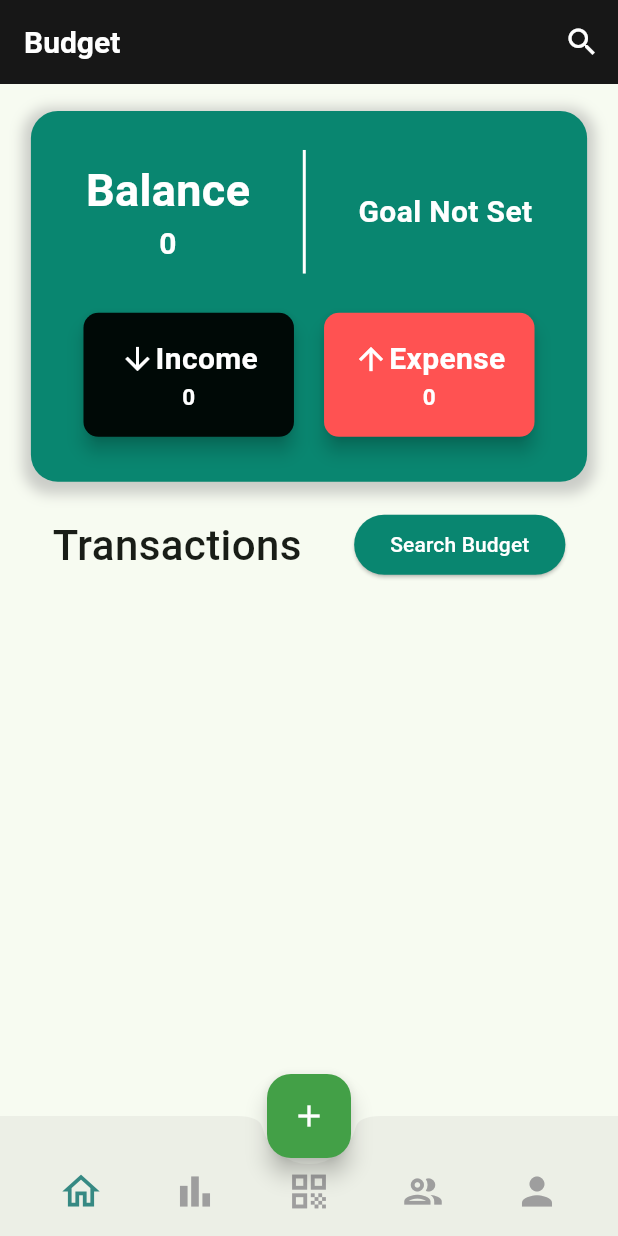
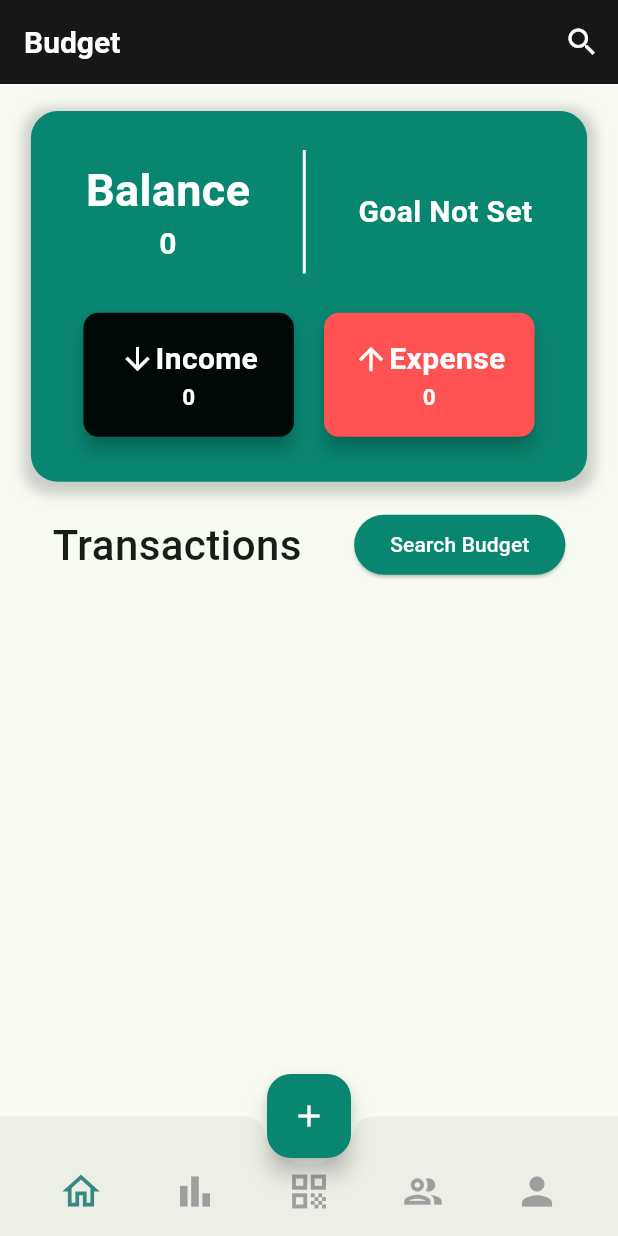
Before and after one commit to ahmaddioxide/ppocket, a Flutter app: the BottomNav screen opened directly, on a phone screen of 412 x 824 dp. Run offline on Flutter 3.47's test engine with Material 3 defaults, Android fonts, the phone set to English and light mode, and no system bars; our stand-ins replace cached_network_image, cloud_firestore, curved_navigation_bar, device_preview, firebase_auth, firebase_core and 4 more; missing offline and left inert: qr_code_scanner; accounts and stored records are empty.

Commit message:
debugged, Removed dollar signs, changed green color

```diff
--- a/lib/controllers/create_group_spending_controller.dart
+++ b/lib/controllers/create_group_spending_controller.dart
@@ -26,11 +26,15 @@ class CreateGroupSpendingController extends GetxController {
 
     if (splitType == 'equally') {
       final amountPerPerson = spendingAmount / group.members.length;
+
+      //2 decimal places from double to double
+      final amountPerPersonRounded = double.parse((amountPerPerson).toStringAsFixed(2));
+
       final List<Map<String, dynamic>> debtors = group.members
           .map(
             (member) => {
               'debtorID': member,
-              'amount': amountPerPerson,
+              'amount': amountPerPersonRounded,
               'debtStatus': payorId == member ? 'paid' : 'unpaid',
             },
           )
--- a/lib/views/bottom_navigation/bottom_nav.dart
+++ b/lib/views/bottom_navigation/bottom_nav.dart
@@ -1,4 +1,5 @@
 import 'package:flutter/material.dart';
+import 'package:ppocket/theme/app_colors.dart';
 import 'package:ppocket/views/budget_screens/add_budget_screen.dart';
 import 'package:ppocket/views/budget_screens/budget_home_screen.dart';
 import 'package:ppocket/views/group_spending_screen/group_spending.dart';
@@ -32,7 +33,7 @@ class _BottomState extends State<BottomNav> {
           Navigator.of(context)
               .push(MaterialPageRoute(builder: (context) => const AddBudget()));
         },
-        backgroundColor: Colors.green[600],
+        backgroundColor: AppColors.secondaryColor,
         child: const Icon(
           Icons.add,
           color: Colors.white,
--- a/lib/views/budget_screens/budget_goal.dart
+++ b/lib/views/budget_screens/budget_goal.dart
@@ -13,7 +13,6 @@ class BudgetGoalScreen extends StatelessWidget {
       appBar: AppBar(
         title: const Text('Budget Goal'),
       ),
-
       body: Padding(
         padding: const EdgeInsets.only(top: 20, left: 40, right: 40),
         child: Container(
@@ -78,7 +77,7 @@ class BudgetGoalScreen extends StatelessWidget {
                         ),
                       ),
                       SizedBox(height: 10),
-                       ],
+                    ],
                   ),
                 );
               }
--- a/lib/views/group_spending_details_screen/components/expense_detail_card_screen.dart
+++ b/lib/views/group_spending_details_screen/components/expense_detail_card_screen.dart
@@ -49,7 +49,7 @@ class ExpenseDetailsScreen extends StatelessWidget {
             ),
             const SizedBox(height: 10),
             Text(
-              '\$${groupSpending.totalAmount}',
+              '${groupSpending.totalAmount}',
               style: const TextStyle(
                 fontSize: 18,
               ),
@@ -98,7 +98,7 @@ class ExpenseDetailsScreen extends StatelessWidget {
                             ),
                           ),
                           subtitle: Text(
-                            '\$${groupSpending.debtors[index].amount}',
+                            '${groupSpending.debtors[index].amount}',
                             style: const TextStyle(
                               fontSize: 16,
                             ),
--- a/lib/views/group_spending_details_screen/group_spending_details_screen.dart
+++ b/lib/views/group_spending_details_screen/group_spending_details_screen.dart
@@ -62,7 +62,7 @@ class GroupSpendingDetails extends StatelessWidget {
                       return const Text('Error fetching member name');
                     }
                     String memberName = snapshot.data!['name'];
-                    return Text('$memberName: \$${amount.toStringAsFixed(2)}');
+                    return Text('$memberName: ${amount.toStringAsFixed(2)}');
                   },
                 );
               }).toList(),
@@ -295,7 +295,7 @@ class GroupSpendingDetails extends StatelessWidget {
                         children: List.generate(
                           memberNames.length,
                           (index) => Text(
-                            '${memberNames[index]}: \$${allocatedAmounts[index].toStringAsFixed(2)}',
+                            '${memberNames[index]}: ${allocatedAmounts[index].toStringAsFixed(2)}',
                           ),
                         ),
                       ),
@@ -655,7 +655,7 @@ class GroupSpendingDetails extends StatelessWidget {
                         padding: const EdgeInsets.all(15),
                         child: Center(
                           child: Text(
-                            'Total Expense \$${Expense.toStringAsFixed(2)}',
+                            'Total Expense ${Expense.toStringAsFixed(2)}',
                             // Display total expense amount
                             style: const TextStyle(
                               fontWeight: FontWeight.bold,
```
Also changed, not shown: 1 other file.
